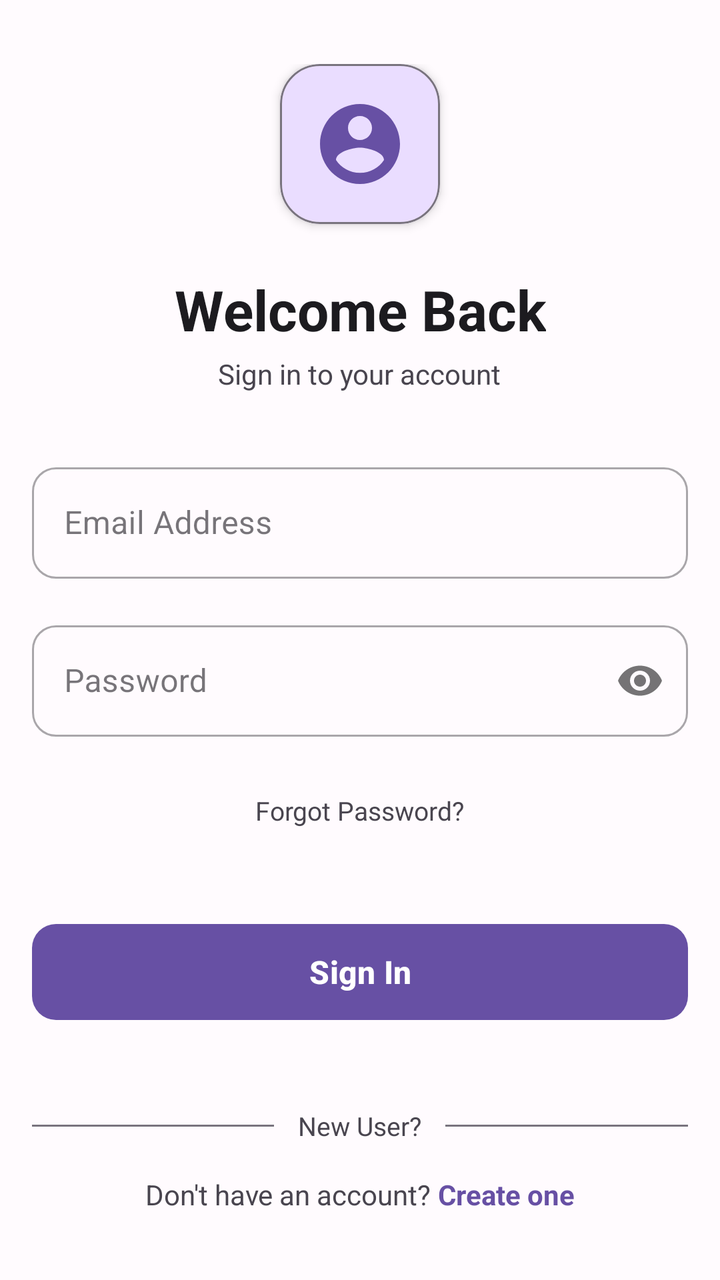
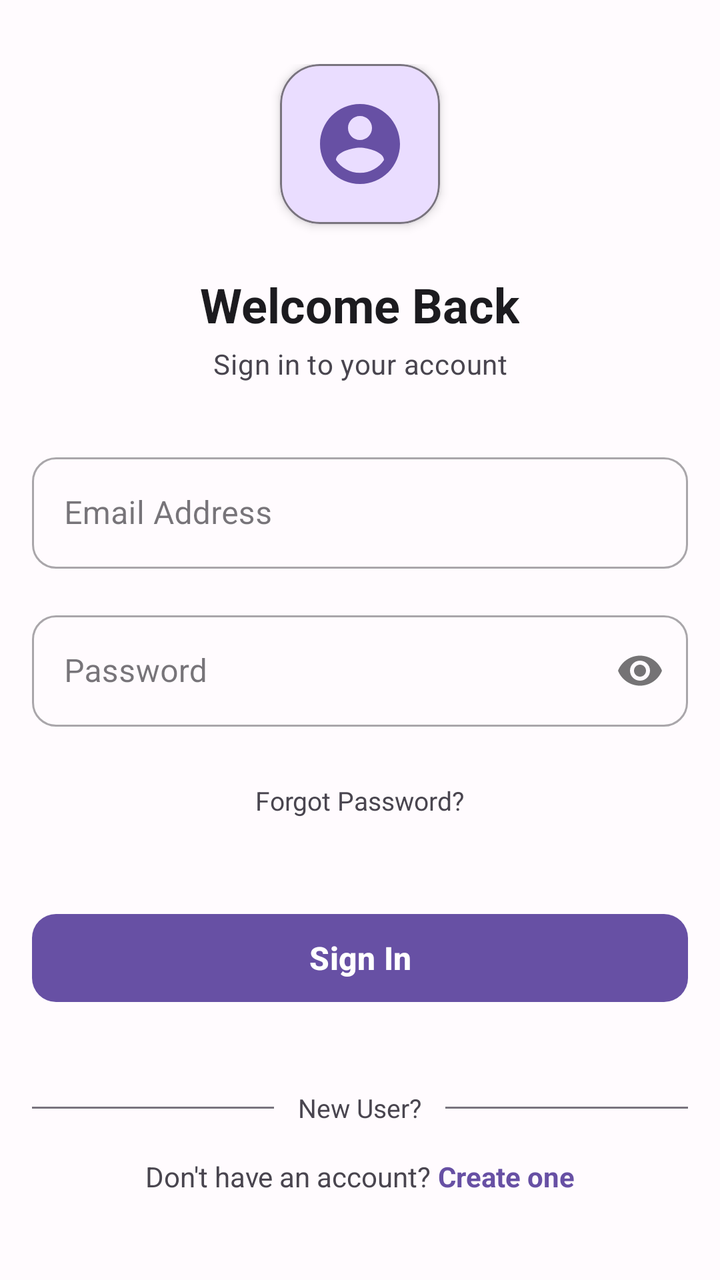

Two renders of the same Android screen: before a commit and after it. Below are the layout's source before the change and the commit's diff.
<!-- AndroidManifest.xml: application theme Theme.StudySyncproject -->
<!-- res/layout/activity_login.xml -->
<?xml version="1.0" encoding="utf-8"?>
<ScrollView
    xmlns:android="http://schemas.android.com/apk/res/android"
    xmlns:app="http://schemas.android.com/apk/res-auto"
    android:layout_width="match_parent"
    android:layout_height="match_parent"
    android:background="@color/background"
    android:fillViewport="true"
    android:scrollbars="none"
    android:overScrollMode="never">

    <LinearLayout
        android:layout_width="match_parent"
        android:layout_height="wrap_content"
        android:orientation="vertical"
        android:gravity="center_horizontal"
        android:paddingHorizontal="16dp"
        android:paddingTop="32dp"
        android:paddingBottom="40dp"
        android:minHeight="?attr/actionBarSize">

        
        <com.google.android.material.card.MaterialCardView
            android:layout_width="80dp"
            android:layout_height="80dp"
            android:layout_marginBottom="24dp"
            app:cardCornerRadius="20dp"
            app:cardElevation="3dp"
            app:cardBackgroundColor="@color/primary_container"
            app:strokeColor="@color/outline"
            app:strokeWidth="1dp">
            <LinearLayout
                android:layout_width="match_parent"
                android:layout_height="match_parent"
                android:gravity="center">
                <ImageView
                    android:layout_width="48dp"
                    android:layout_height="48dp"
                    android:src="@drawable/ic_account_circle"
                    android:contentDescription="Account Icon"
                    app:tint="@color/primary" />
            </LinearLayout>
        </com.google.android.material.card.MaterialCardView>

        
        <TextView
            android:layout_width="wrap_content"
            android:layout_height="wrap_content"
            android:text="Welcome Back"
            android:textSize="28sp"
            android:textStyle="bold"
            android:textColor="@color/text_primary"
            android:layout_marginBottom="4dp"
            android:gravity="center" />

        
        <TextView
            android:layout_width="wrap_content"
            android:layout_height="wrap_content"
            android:text="Sign in to your account"
            android:textSize="14sp"
            android:textColor="@color/text_secondary"
            android:layout_marginBottom="32dp"
            android:gravity="center" />

        
        <com.google.android.material.textfield.TextInputLayout
            android:layout_width="match_parent"
            android:layout_height="wrap_content"
            android:hint="Email Address"
            style="@style/Widget.MaterialComponents.TextInputLayout.OutlinedBox"
            app:boxCornerRadiusBottomEnd="12dp"
            app:boxCornerRadiusBottomStart="12dp"
            app:boxCornerRadiusTopEnd="12dp"
            app:boxCornerRadiusTopStart="12dp"
            app:strokeColor="@color/outline"
            app:hintTextColor="@color/text_secondary"
            android:layout_marginBottom="18dp">
            <com.google.android.material.textfield.TextInputEditText
                android:id="@+id/et_email"
                android:layout_width="match_parent"
                android:layout_height="wrap_content"
                android:inputType="textEmailAddress"
                android:textSize="16sp"
                android:textColor="@color/text_primary" />
        </com.google.android.material.textfield.TextInputLayout>

        
        <com.google.android.material.textfield.TextInputLayout
            android:layout_width="match_parent"
            android:layout_height="wrap_content"
            android:hint="Password"
            style="@style/Widget.MaterialComponents.TextInputLayout.OutlinedBox"
            app:boxCornerRadiusBottomEnd="12dp"
            app:boxCornerRadiusBottomStart="12dp"
            app:boxCornerRadiusTopEnd="12dp"
            app:boxCornerRadiusTopStart="12dp"
            app:strokeColor="@color/outline"
            app:hintTextColor="@color/text_secondary"
            app:passwordToggleEnabled="true"
            android:layout_marginBottom="20dp">
            <com.google.android.material.textfield.TextInputEditText
                android:id="@+id/et_password"
                android:layout_width="match_parent"
                android:layout_height="wrap_content"
                android:inputType="textPassword"
                android:textSize="16sp"
                android:textColor="@color/text_primary" />
        </com.google.android.material.textfield.TextInputLayout>

        
        <TextView
            android:id="@+id/tv_forgot_password"
            android:layout_width="wrap_content"
            android:layout_height="wrap_content"
            android:text="Forgot Password?"
            android:textSize="13sp"
            android:layout_marginBottom="36dp"
            android:clickable="true"
            android:focusable="true"
            android:background="?attr/selectableItemBackground"
            android:padding="8dp" />

        
        <com.google.android.material.button.MaterialButton
            android:id="@+id/btn_login"
            android:layout_width="match_parent"
            android:layout_height="56dp"
            android:text="Sign In"
            android:textColor="@color/on_primary"
            android:textSize="16sp"
            android:textStyle="bold"
            app:backgroundTint="@color/primary"
            app:cornerRadius="12dp"
            app:elevation="2dp"
            android:layout_marginBottom="24dp" />

        
        <LinearLayout
            android:layout_width="match_parent"
            android:layout_height="wrap_content"
            android:orientation="horizontal"
            android:gravity="center"
            android:layout_marginVertical="16dp">
            <View
                android:layout_width="0dp"
                android:layout_height="1dp"
                android:layout_weight="1"
                android:background="@color/outline" />
            <TextView
                android:layout_width="wrap_content"
                android:layout_height="wrap_content"
                android:text="New User?"
                android:textColor="@color/text_secondary"
                android:textSize="13sp"
                android:paddingHorizontal="12dp" />
            <View
                android:layout_width="0dp"
                android:layout_height="1dp"
                android:layout_weight="1"
                android:background="@color/outline" />
        </LinearLayout>

        
        <LinearLayout
            android:layout_width="match_parent"
            android:layout_height="wrap_content"
            android:orientation="horizontal"
            android:gravity="center">
            <TextView
                android:layout_width="wrap_content"
                android:layout_height="wrap_content"
                android:text="Don't have an account? "
                android:textColor="@color/text_secondary"
                android:textSize="14sp" />
            <TextView
                android:id="@+id/tv_register"
                android:layout_width="wrap_content"
                android:layout_height="wrap_content"
                android:text="Create one"
                android:textColor="@color/primary"
                android:textSize="14sp"
                android:textStyle="bold"
                android:clickable="true"
                android:focusable="true" />
        </LinearLayout>

    </LinearLayout>

</ScrollView>
<!-- resources referenced by this layout -->
<resources>
  <color name="background">#FFFBFE</color>
  <color name="on_primary">#FFFFFF</color>
  <color name="outline">#79747E</color>
  <color name="primary">#6750A4</color>
  <color name="primary_container">#EADDFF</color>
  <color name="text_primary">#1C1B1F</color>
  <color name="text_secondary">#49454F</color>
  <!-- drawable ic_account_circle (drawable) -->
  <vector xmlns:android="http://schemas.android.com/apk/res/android"
      android:width="24dp"
      android:height="24dp"
      android:viewportWidth="24"
      android:viewportHeight="24">
      <path
          android:fillColor="@android:color/white"
          android:pathData="M12,2C6.48,2 2,6.48 2,12s4.48,10 10,10 10,-4.48 10,-10S17.52,2 12,2zM12,5c1.66,0 3,1.34 3,3s-1.34,3 -3,3 -3,-1.34 -3,-3 1.34,-3 3,-3zM12,19.2c-2.5,0 -4.71,-1.28 -6,-3.22 0.03,-1.99 4,-3.08 6,-3.08 1.99,0 5.97,1.09 6,3.08 -1.29,1.94 -3.5,3.22 -6,3.22z" />
  </vector>
  <style name="Theme.StudySyncproject" parent="Base.Theme.StudySyncproject" />
  <style name="Base.Theme.StudySyncproject" parent="Theme.Material3.DayNight.NoActionBar">
          <item name="colorPrimary">@color/primary</item>
          <item name="colorPrimaryDark">@color/primary_dark</item>
      </style>
  <color name="primary_dark">#4F378B</color>
</resources>

<!-- the commit's change to res/layout/activity_login.xml (unified diff, before → after) -->
@@ -14,8 +14,8 @@
         android:layout_height="wrap_content"
         android:orientation="vertical"
         android:gravity="center_horizontal"
-        android:paddingHorizontal="16dp"
-        android:paddingTop="32dp"
+        android:paddingHorizontal="@dimen/space_lg"
+        android:paddingTop="@dimen/space_3xl"
         android:paddingBottom="40dp"
         android:minHeight="?attr/actionBarSize">
 
@@ -46,10 +46,8 @@
         <TextView
             android:layout_width="wrap_content"
             android:layout_height="wrap_content"
+            style="@style/TextAppearance.StudySync.Title"
             android:text="Welcome Back"
-            android:textSize="28sp"
-            android:textStyle="bold"
-            android:textColor="@color/text_primary"
             android:layout_marginBottom="4dp"
             android:gravity="center" />
 
@@ -57,9 +55,8 @@
         <TextView
             android:layout_width="wrap_content"
             android:layout_height="wrap_content"
+            style="@style/TextAppearance.StudySync.Subtitle"
             android:text="Sign in to your account"
-            android:textSize="14sp"
-            android:textColor="@color/text_secondary"
             android:layout_marginBottom="32dp"
             android:gravity="center" />
 
@@ -68,7 +65,7 @@
             android:layout_width="match_parent"
             android:layout_height="wrap_content"
             android:hint="Email Address"
-            style="@style/Widget.MaterialComponents.TextInputLayout.OutlinedBox"
+            style="@style/Widget.StudySync.TextInputLayout"
             app:boxCornerRadiusBottomEnd="12dp"
             app:boxCornerRadiusBottomStart="12dp"
             app:boxCornerRadiusTopEnd="12dp"
@@ -90,7 +87,7 @@
             android:layout_width="match_parent"
             android:layout_height="wrap_content"
             android:hint="Password"
-            style="@style/Widget.MaterialComponents.TextInputLayout.OutlinedBox"
+            style="@style/Widget.StudySync.TextInputLayout"
             app:boxCornerRadiusBottomEnd="12dp"
             app:boxCornerRadiusBottomStart="12dp"
             app:boxCornerRadiusTopEnd="12dp"
@@ -124,8 +121,9 @@
         
         <com.google.android.material.button.MaterialButton
             android:id="@+id/btn_login"
+            style="@style/Widget.StudySync.Button.Primary"
             android:layout_width="match_parent"
-            android:layout_height="56dp"
+            android:layout_height="@dimen/button_height"
             android:text="Sign In"
             android:textColor="@color/on_primary"
             android:textSize="16sp"
<!-- resource entries referenced after the edit -->
@@ -7,6 +7,9 @@
   <color name="primary_container">#EADDFF</color>
   <color name="text_primary">#1C1B1F</color>
   <color name="text_secondary">#49454F</color>
+  <dimen name="button_height">52dp</dimen>
+  <dimen name="space_3xl">32dp</dimen>
+  <dimen name="space_lg">16dp</dimen>
   <!-- drawable ic_account_circle (drawable) -->
   <vector xmlns:android="http://schemas.android.com/apk/res/android"
       android:width="24dp"
@@ -17,11 +20,42 @@
           android:fillColor="@android:color/white"
           android:pathData="M12,2C6.48,2 2,6.48 2,12s4.48,10 10,10 10,-4.48 10,-10S17.52,2 12,2zM12,5c1.66,0 3,1.34 3,3s-1.34,3 -3,3 -3,-1.34 -3,-3 1.34,-3 3,-3zM12,19.2c-2.5,0 -4.71,-1.28 -6,-3.22 0.03,-1.99 4,-3.08 6,-3.08 1.99,0 5.97,1.09 6,3.08 -1.29,1.94 -3.5,3.22 -6,3.22z" />
   </vector>
+  <style name="TextAppearance.StudySync.Subtitle" parent="TextAppearance.Material3.BodyMedium">
+          <item name="android:textColor">@color/text_secondary</item>
+      </style>
+  <style name="TextAppearance.StudySync.Title" parent="TextAppearance.Material3.HeadlineSmall">
+          <item name="android:textColor">@color/text_primary</item>
+          <item name="android:textStyle">bold</item>
+      </style>
+  <style name="Widget.StudySync.Button.Primary" parent="Widget.Material3.Button">
+          <item name="android:layout_height">@dimen/button_height</item>
+          <item name="cornerRadius">@dimen/radius_md</item>
+          <item name="backgroundTint">@color/primary</item>
+          <item name="android:textColor">@color/on_primary</item>
+      </style>
+  <style name="Widget.StudySync.TextInputLayout" parent="Widget.MaterialComponents.TextInputLayout.OutlinedBox">
+          <item name="boxCornerRadiusTopStart">@dimen/radius_md</item>
+          <item name="boxCornerRadiusTopEnd">@dimen/radius_md</item>
+          <item name="boxCornerRadiusBottomStart">@dimen/radius_md</item>
+          <item name="boxCornerRadiusBottomEnd">@dimen/radius_md</item>
+          <item name="hintTextColor">@color/text_secondary</item>
+      </style>
   <style name="Theme.StudySyncproject" parent="Base.Theme.StudySyncproject" />
+  <dimen name="radius_md">12dp</dimen>
   <style name="Base.Theme.StudySyncproject" parent="Theme.Material3.DayNight.NoActionBar">
           <item name="colorPrimary">@color/primary</item>
+          <item name="colorOnPrimary">@color/on_primary</item>
+          <item name="colorSecondary">@color/secondary</item>
+          <item name="colorOnSecondary">@color/on_secondary</item>
+          <item name="colorSurface">@color/surface</item>
+          <item name="android:colorBackground">@color/background</item>
+          <item name="colorError">@color/error</item>
           <item name="colorPrimaryDark">@color/primary_dark</item>
       </style>
+  <color name="secondary">#625B71</color>
+  <color name="on_secondary">#FFFFFF</color>
+  <color name="surface">#FFFBFE</color>
+  <color name="error">#B3261E</color>
   <color name="primary_dark">#4F378B</color>
 </resources>
 
